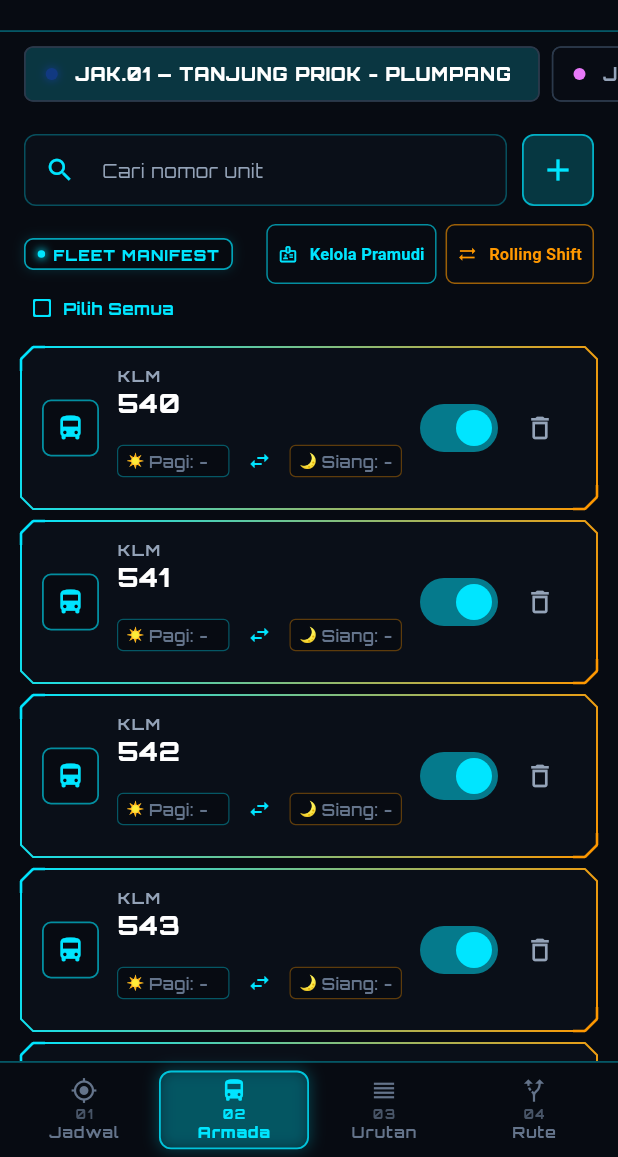
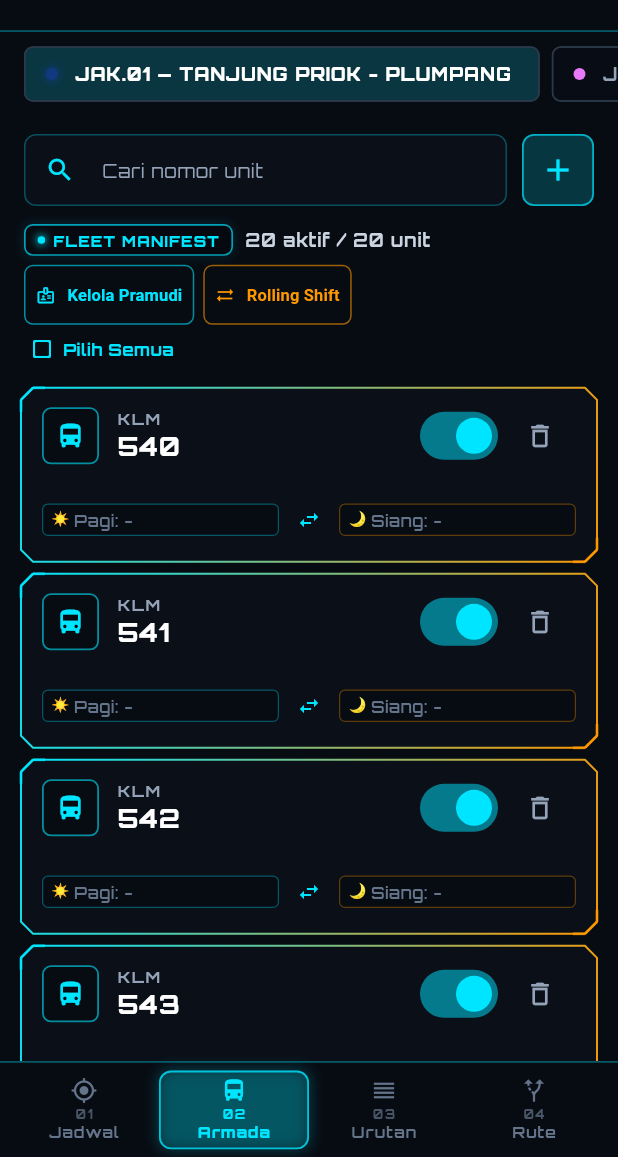
Before and after one commit to biiCode37/hedge-cross, a Flutter app: the HomeScreen screen opened directly, item 2 of the bottom bar chosen, on a phone screen of 412 x 824 dp, the part 79-1236 px from its top. Run offline on Flutter 3.47's test engine with Material 3 defaults, Android fonts, the phone set to English and light mode, and no system bars; our stand-ins replace drift, file_picker, flutter_local_notifications, flutter_riverpod, google_sign_in, pdf and 5 more; missing offline and left inert: excel; accounts and stored records are empty.

Commit message:
fix(ui): enhance responsive layout for fleet header and manifest card to eliminate RenderFlex overflow

```diff
--- a/lib/ui/app.dart
+++ b/lib/ui/app.dart
@@ -1129,26 +1129,10 @@ class _HomeState extends ConsumerState<HomeScreen> with WidgetsBindingObserver {
         ),
         Padding(
           padding: const EdgeInsets.symmetric(horizontal: 16, vertical: 4),
-          child: Row(
-            children: [
-              const CockpitStatusBadge(
-                label: 'FLEET MANIFEST',
-                isAmber: false,
-              ),
-              const SizedBox(width: 8),
-              Expanded(
-                child: Text(
-                  '${route.activeUnits.length} aktif / ${route.units.length} unit',
-                  style: TextStyle(
-                    fontFamily: HedgeTokens.cyberFont,
-                    fontWeight: FontWeight.bold,
-                    fontSize: 12,
-                    letterSpacing: 0.5,
-                    color: isDark ? const Color(0xFFCBD5E1) : p.text,
-                  ),
-                  overflow: TextOverflow.ellipsis,
-                ),
-              ),
+          child: LayoutBuilder(
+            builder: (context, constraints) {
+              final isNarrow = constraints.maxWidth < 500;
+              final buttons = [
                 OutlinedButton.icon(
                   style: OutlinedButton.styleFrom(
                     foregroundColor: cyan,
@@ -1182,7 +1166,67 @@ class _HomeState extends ConsumerState<HomeScreen> with WidgetsBindingObserver {
                   icon: const Icon(Icons.sync_alt, size: 13),
                   label: const Text('Rolling Shift', style: TextStyle(fontSize: 11, fontWeight: FontWeight.bold)),
                 ),
-            ],
+              ];
+
+              if (isNarrow) {
+                return Column(
+                  crossAxisAlignment: CrossAxisAlignment.start,
+                  children: [
+                    Row(
+                      children: [
+                        const CockpitStatusBadge(
+                          label: 'FLEET MANIFEST',
+                          isAmber: false,
+                        ),
+                        const SizedBox(width: 8),
+                        Expanded(
+                          child: Text(
+                            '${route.activeUnits.length} aktif / ${route.units.length} unit',
+                            style: TextStyle(
+                              fontFamily: HedgeTokens.cyberFont,
+                              fontWeight: FontWeight.bold,
+                              fontSize: 12,
+                              letterSpacing: 0.5,
+                              color: isDark ? const Color(0xFFCBD5E1) : p.text,
+                            ),
+                            overflow: TextOverflow.ellipsis,
+                          ),
+                        ),
+                      ],
+                    ),
+                    const SizedBox(height: 6),
+                    SingleChildScrollView(
+                      scrollDirection: Axis.horizontal,
+                      child: Row(children: buttons),
+                    ),
+                  ],
+                );
+              }
+
+              return Row(
+                children: [
+                  const CockpitStatusBadge(
+                    label: 'FLEET MANIFEST',
+                    isAmber: false,
+                  ),
+                  const SizedBox(width: 8),
+                  Expanded(
+                    child: Text(
+                      '${route.activeUnits.length} aktif / ${route.units.length} unit',
+                      style: TextStyle(
+                        fontFamily: HedgeTokens.cyberFont,
+                        fontWeight: FontWeight.bold,
+                        fontSize: 12,
+                        letterSpacing: 0.5,
+                        color: isDark ? const Color(0xFFCBD5E1) : p.text,
+                      ),
+                      overflow: TextOverflow.ellipsis,
+                    ),
+                  ),
+                  ...buttons,
+                ],
+              );
+            },
           ),
         ),
         if (units.isNotEmpty)
@@ -1430,8 +1474,8 @@ class _HomeState extends ConsumerState<HomeScreen> with WidgetsBindingObserver {
                     ),
                   ],
                 ),
-                subtitle: Padding(
-                  padding: const EdgeInsets.only(top: 4),
+                bottom: Padding(
+                  padding: const EdgeInsets.only(top: 6),
                   child: Row(
                     children: [
                       // Shift 1 (Pagi)
--- a/lib/ui/cockpit_components.dart
+++ b/lib/ui/cockpit_components.dart
@@ -268,6 +268,7 @@ class CockpitManifestCard extends StatelessWidget {
   final Widget? leading;
   final Widget title;
   final Widget? subtitle;
+  final Widget? bottom;
   final Widget? trailing;
   final VoidCallback? onTap;
   final bool isAmber;
@@ -278,10 +279,11 @@ class CockpitManifestCard extends StatelessWidget {
     this.leading,
     required this.title,
     this.subtitle,
+    this.bottom,
     this.trailing,
     this.onTap,
     this.isAmber = false,
-    this.padding = const EdgeInsets.symmetric(horizontal: 14, vertical: 12),
+    this.padding = const EdgeInsets.symmetric(horizontal: 14, vertical: 8),
   });
 
   @override
@@ -310,7 +312,11 @@ class CockpitManifestCard extends StatelessWidget {
             ),
             child: Padding(
               padding: padding,
-              child: Row(
+              child: Column(
+                crossAxisAlignment: CrossAxisAlignment.stretch,
+                mainAxisSize: MainAxisSize.min,
+                children: [
+                  Row(
                     children: [
                       if (leading != null) ...[
                         leading!,
@@ -332,6 +338,12 @@ class CockpitManifestCard extends StatelessWidget {
                       if (trailing != null) ...[
                         const SizedBox(width: 8),
                         trailing!,
+                      ],
+                    ],
+                  ),
+                  if (bottom != null) ...[
+                    const SizedBox(height: 6),
+                    bottom!,
                   ],
                 ],
               ),
```
Lines whose indentation alone changed are shown as unchanged.
